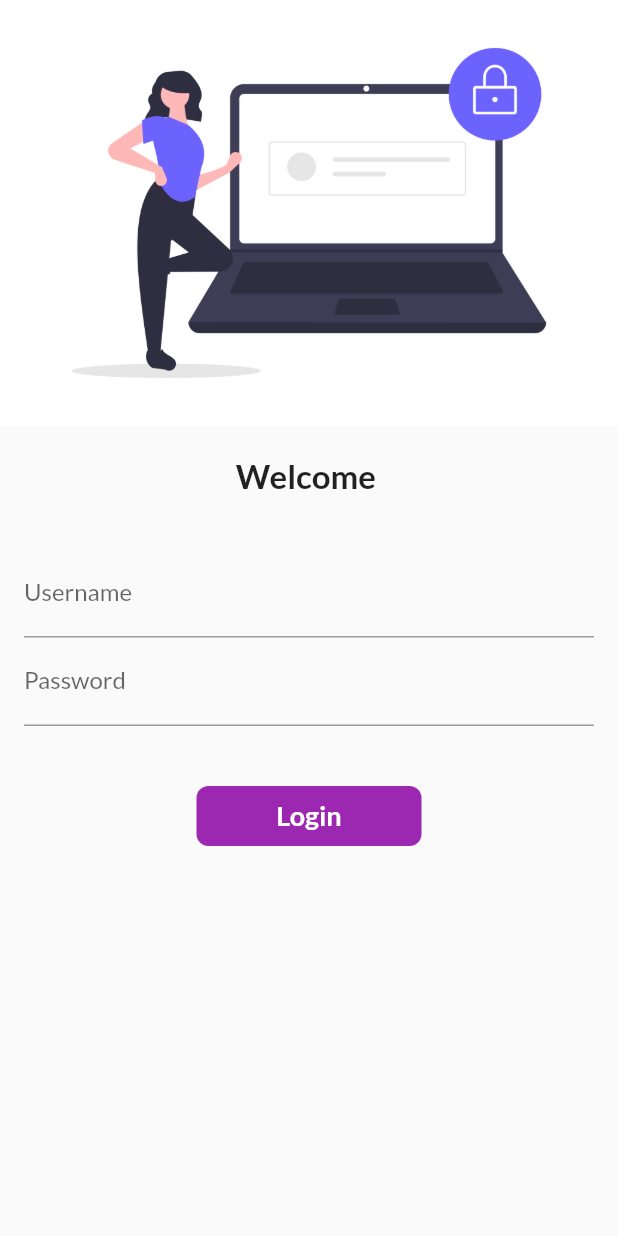
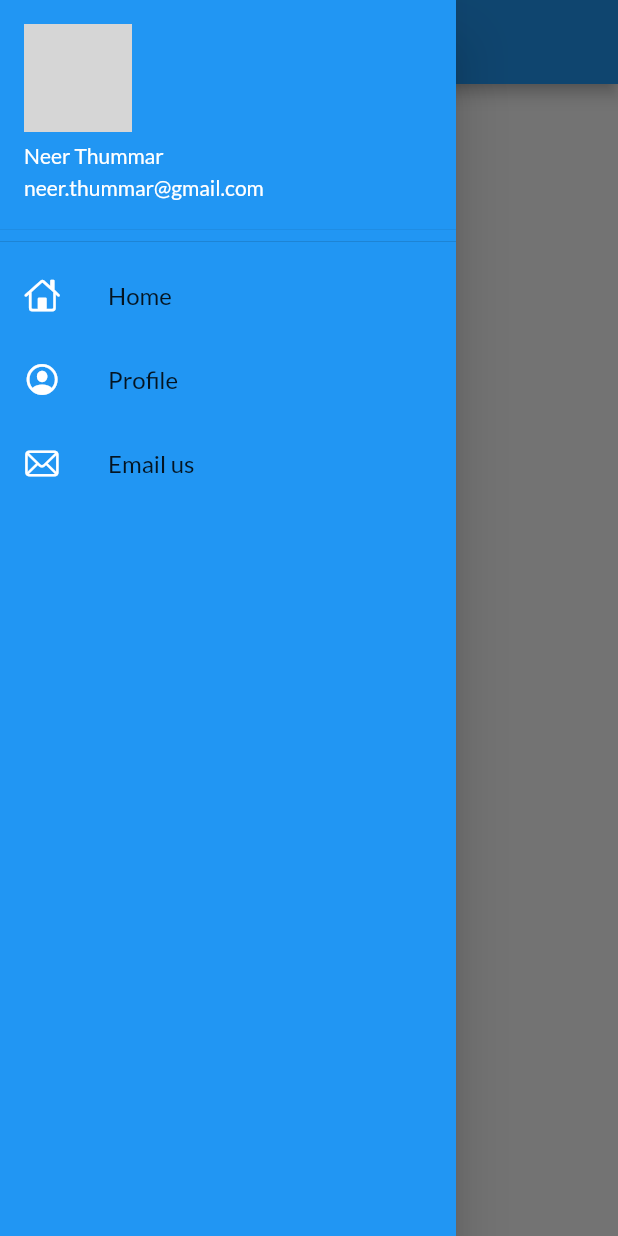
Before and after one commit to NeerJ4042/Flutter_Application, a Flutter app: the screen it shows after launch, with the side drawer open (before the commit the screen has no drawer), on a phone screen of 412 x 824 dp. Run offline on Flutter 3.47's test engine with Material 2 defaults, Android fonts, the phone set to English and light mode, and no system bars; our stand-ins replace google_fonts; network calls fail; grey boxes are pictures that could not be loaded.

Commit message:
Drawer, NetwrokImage and Listview

```diff
--- a/lib/main.dart
+++ b/lib/main.dart
@@ -15,9 +15,9 @@ class MyApp extends StatelessWidget {
              fontFamily: GoogleFonts.lato().fontFamily
          ),
          darkTheme: ThemeData(brightness: Brightness.light),
-         initialRoute: "/",
+         //initialRoute: "/",
          routes: {
-           "/": (context) => LoginPage(),
+           "/": (context) => Home(),
            MyRoutes.homePage: (context) => Home(),
            MyRoutes.loginPage: (context) => LoginPage()
          },
--- a/lib/pages/Home.dart
+++ b/lib/pages/Home.dart
@@ -1,5 +1,6 @@
 import 'package:flutter/material.dart';
 import 'package:flutter/widgets.dart';
+import 'package:flutter_app/widgets/drawer.dart';
 
 class Home extends StatelessWidget {
   @override
@@ -13,7 +14,7 @@ class Home extends StatelessWidget {
           child: Text('Test'),
         )
       ),
-      drawer: Drawer(),
+      drawer: MyDrawer(),
     );
   }
 
--- /dev/null
+++ b/lib/widgets/drawer.dart
@@ -0,0 +1,50 @@
+ import 'package:flutter/cupertino.dart';
+import 'package:flutter/material.dart';
+
+class MyDrawer extends StatelessWidget {
+  String profileURL = "https://media-exp1.licdn.com/dms/image/C4D03AQEZ41TFU1XMwg/profile-displayphoto-shrink_200_200/0/1623022901871?e=1645660800&v=beta&t=4rzQcFgga2edIwUe1LbLJT7Sev8g0Xrc3hcUpYvhY9E";
+  @override
+  Widget build(BuildContext context) {
+    return Drawer(
+         child: Container(
+           color: Colors.blue,
+           child: ListView(
+             padding: EdgeInsets.zero,
+             children: [
+               DrawerHeader(
+                 padding: EdgeInsets.zero,
+                   child: UserAccountsDrawerHeader(
+                     accountName: Text("Neer Thummar", style: TextStyle(fontSize: 14),),
+                     accountEmail: Text("neer.thummar@gmail.com",style: TextStyle(fontSize: 14),),
+                     currentAccountPicture: CircleAvatar(
+                       backgroundImage: NetworkImage(profileURL),
+                     ),
+                   ),
+               ),
+               ListTile(
+                 leading: Icon(CupertinoIcons.home, color: Colors.white,),
+                 title: Text("Home", style: TextStyle(
+                   fontSize: 16
+                 ),),
+               ),
+
+               ListTile(
+                 leading: Icon(CupertinoIcons.profile_circled, color: Colors.white,),
+                 title: Text("Profile", style: TextStyle(
+                     fontSize: 16
+                 ),),
+               ),
+
+               ListTile(
+                 leading: Icon(CupertinoIcons.mail, color: Colors.white,),
+                 title: Text("Email us", style: TextStyle(
+                     fontSize: 16
+                 ),),
+               )
+             ],
+           ),
+         ),
+    );
+  }
+
+}
```
Also changed, not shown: lib/pages/Login.dart (+37 -21 lines), assets/images/hey.png (added).
